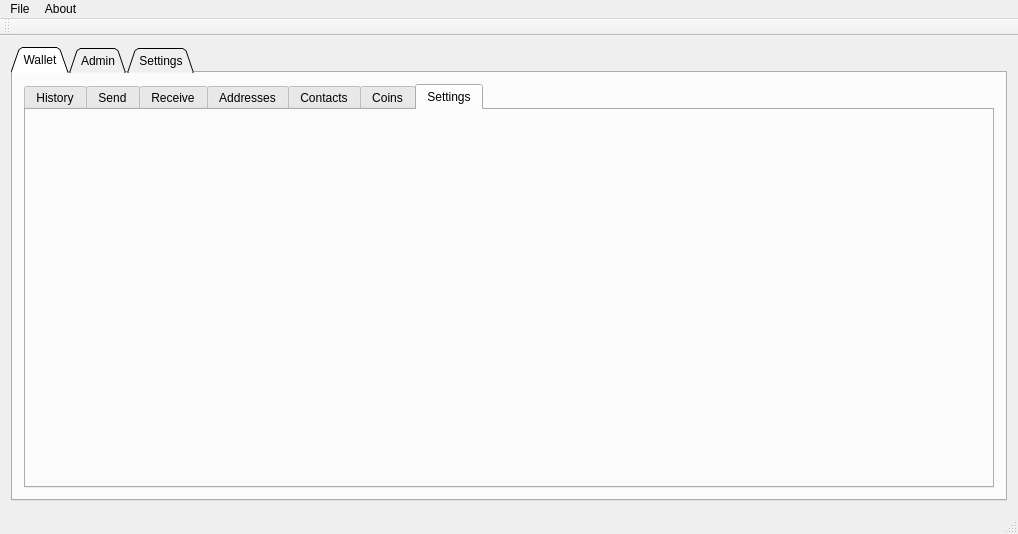
This is qtCoin/mainwindow.ui in netpipe/EcoCoin as Qt 5 draws it before an edit. The edited form follows.
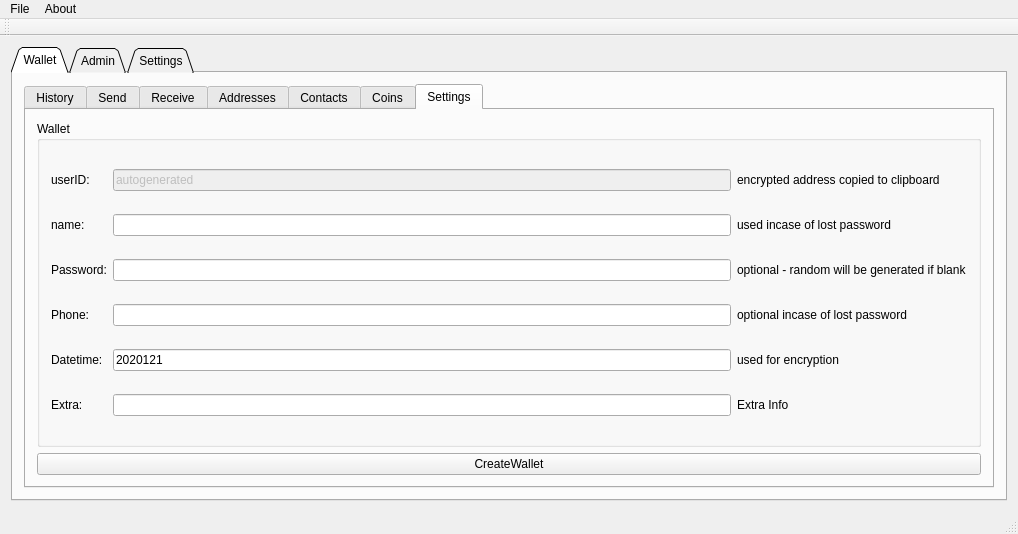
This is the edited form. The open tabs and pages were chosen to show the change.

What changed in the file:
```diff
--- a/qtCoin/mainwindow.ui
+++ b/qtCoin/mainwindow.ui
@@ -629,6 +629,159 @@
            <attribute name="title">
             <string>Settings</string>
            </attribute>
+           <layout class="QGridLayout" name="gridLayout_32">
+            <item row="0" column="0">
+             <widget class="QGroupBox" name="groupBox_12">
+              <property name="title">
+               <string>Wallet</string>
+              </property>
+              <layout class="QGridLayout" name="gridLayout_31">
+               <item row="3" column="0">
+                <widget class="QLabel" name="label_344">
+                 <property name="text">
+                  <string>Phone:</string>
+                 </property>
+                </widget>
+               </item>
+               <item row="1" column="2">
+                <widget class="QLabel" name="label_47">
+                 <property name="text">
+                  <string>used incase of lost password</string>
+                 </property>
+                </widget>
+               </item>
+               <item row="1" column="1">
+                <widget class="QLineEdit" name="lineEditSurname_2">
+                 <property name="text">
+                  <string/>
+                 </property>
+                </widget>
+               </item>
+               <item row="3" column="2">
+                <widget class="QLabel" name="label_44">
+                 <property name="text">
+                  <string>optional incase of lost password</string>
+                 </property>
+                </widget>
+               </item>
+               <item row="5" column="0">
+                <widget class="QLabel" name="label_40">
+                 <property name="text">
+                  <string>Extra:</string>
+                 </property>
+                </widget>
+               </item>
+               <item row="3" column="1">
+                <widget class="QLineEdit" name="lineEditPhone_2">
+                 <property name="text">
+                  <string/>
+                 </property>
+                </widget>
+               </item>
+               <item row="2" column="2">
+                <widget class="QLabel" name="label_46">
+                 <property name="text">
+                  <string>optional - random will be generated if blank</string>
+                 </property>
+                </widget>
+               </item>
+               <item row="2" column="0">
+                <widget class="QLabel" name="label_2835">
+                 <property name="text">
+                  <string>Password:</string>
+                 </property>
+                </widget>
+               </item>
+               <item row="0" column="2">
+                <widget class="QLabel" name="label_41">
+                 <property name="text">
+                  <string>encrypted address copied to clipboard</string>
+                 </property>
+                </widget>
+               </item>
+               <item row="2" column="1">
+                <widget class="QLineEdit" name="lineEditPassword_2">
+                 <property name="text">
+                  <string/>
+                 </property>
+                </widget>
+               </item>
+               <item row="5" column="2">
+                <widget class="QLabel" name="label_43">
+                 <property name="text">
+                  <string>Extra Info</string>
+                 </property>
+                </widget>
+               </item>
+               <item row="4" column="2">
+                <widget class="QLabel" name="label_45">
+                 <property name="text">
+                  <string>used for encryption</string>
+                 </property>
+                </widget>
+               </item>
+               <item row="4" column="1">
+                <widget class="QLineEdit" name="createuserdatetime_2">
+                 <property name="text">
+                  <string>2020121</string>
+                 </property>
+                </widget>
+               </item>
+               <item row="1" column="0">
+                <widget class="QLabel" name="label_395">
+                 <property name="text">
+                  <string>name:</string>
+                 </property>
+                 <property name="scaledContents">
+                  <bool>true</bool>
+                 </property>
+                </widget>
+               </item>
+               <item row="5" column="1">
+                <widget class="QLineEdit" name="createextra_2">
+                 <property name="text">
+                  <string/>
+                 </property>
+                </widget>
+               </item>
+               <item row="4" column="0">
+                <widget class="QLabel" name="label_6">
+                 <property name="text">
+                  <string>Datetime:</string>
+                 </property>
+                </widget>
+               </item>
+               <item row="0" column="1">
+                <widget class="QLineEdit" name="lineEditName_2">
+                 <property name="enabled">
+                  <bool>false</bool>
+                 </property>
+                 <property name="text">
+                  <string>autogenerated</string>
+                 </property>
+                </widget>
+               </item>
+               <item row="0" column="0">
+                <widget class="QLabel" name="label_7">
+                 <property name="text">
+                  <string>userID:</string>
+                 </property>
+                 <property name="scaledContents">
+                  <bool>true</bool>
+                 </property>
+                </widget>
+               </item>
+              </layout>
+             </widget>
+            </item>
+            <item row="1" column="0">
+             <widget class="QPushButton" name="CreateWallet">
+              <property name="text">
+               <string>CreateWallet</string>
+              </property>
+             </widget>
+            </item>
+           </layout>
           </widget>
          </widget>
         </item>
```
Left out of the diff: 6 changed lines with no effect on the pictures.
